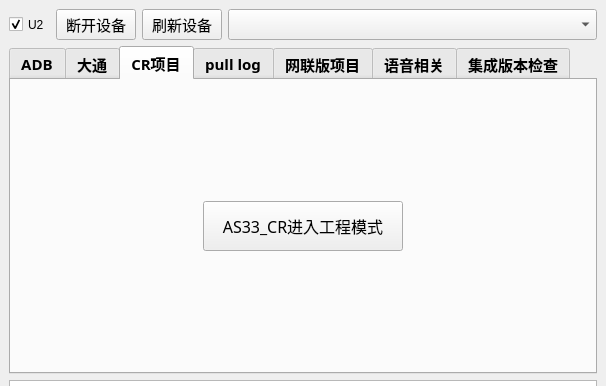
Before: the Qt Designer form adbtool.ui in wangke956/ADBTools, drawn with Qt 5; both pictures show x 0 to 606 and y 0 to 386 of the 606 by 662 pixel window.
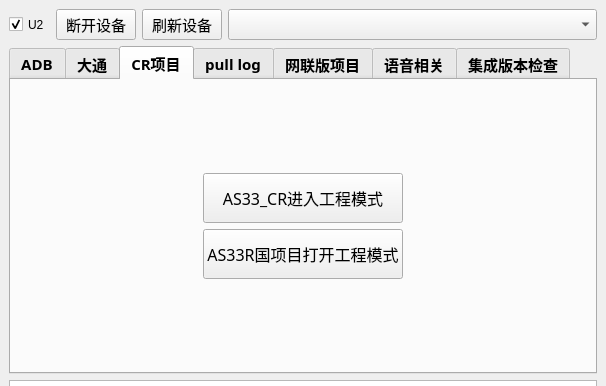
After: the same form once the commit is applied. The open tabs and pages were chosen to show the change.

Commit message: CR项目页面新增AS33R国项目打开工程模式按钮，支持ADB和U2模式启动指定Activity

Patch:
```diff
--- a/adbtool.ui
+++ b/adbtool.ui
@@ -963,6 +963,37 @@
               </property>
              </widget>
             </item>
+            <item row="1" column="0">
+             <widget class="QPushButton" name="AS33R_open_engineering_mode_button">
+              <property name="sizePolicy">
+               <sizepolicy hsizetype="Fixed" vsizetype="Fixed">
+                <horstretch>0</horstretch>
+                <verstretch>0</verstretch>
+               </sizepolicy>
+              </property>
+              <property name="minimumSize">
+               <size>
+                <width>200</width>
+                <height>0</height>
+               </size>
+              </property>
+              <property name="maximumSize">
+               <size>
+                <width>16777215</width>
+                <height>50</height>
+               </size>
+              </property>
+              <property name="font">
+               <font>
+                <family>Arial Rounded MT Bold</family>
+                <pointsize>12</pointsize>
+               </font>
+              </property>
+              <property name="text">
+               <string>AS33R国项目打开工程模式</string>
+              </property>
+             </widget>
+            </item>
            </layout>
           </item>
          </layout>
```
The commit also changes 1 other file.
